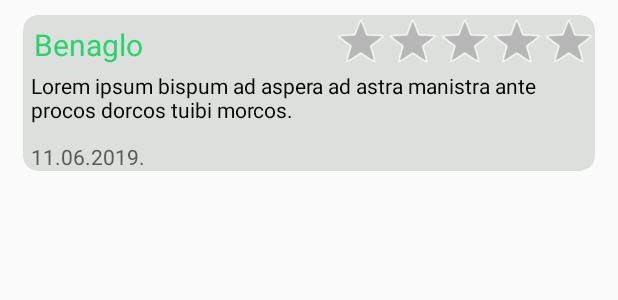
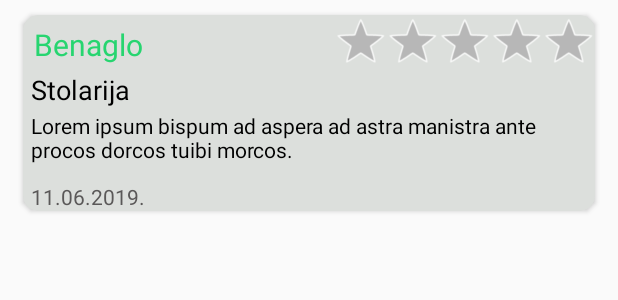
Before and after one commit to AIR-FOI-HR/AIR1923, an Android app: the layout list_item_recenzije_profil_korisnika.xml on its own in the app's theme, with its tools: preview values and no code run, on a phone screen of 412 x 824 dp. Shown: the top 300 px of the screen. Run offline under Robolectric (Android 15) with nearby library versions, the phone set to English and light mode, and no system bars.

Commit message:
Popravljeni su razmaci između TextViewa kod pregleda upita korisnika i popravljeno je osvjezavanje podatka nakon uređivanja podatak korisnika i vracanja na prethodni zaslon.

```diff
--- a/mGradnja/app/src/main/java/com/mgradnja/ProfilKorisnikActivity.java
+++ b/mGradnja/app/src/main/java/com/mgradnja/ProfilKorisnikActivity.java
@@ -31,9 +31,6 @@
         tabLayout.setupWithViewPager(viewPager);
     }
 
-
-
-
     private void setupViewPager(ViewPager viewPager){
         ViewPagerAdapterProfilKorisnika viewPagerAdapterProfilKorisnika = new ViewPagerAdapterProfilKorisnika(getSupportFragmentManager());
         viewPagerAdapterProfilKorisnika.addFragment(new FragmentOpisProfilKorisnika(), "OPIS");
--- a/mGradnja/app/src/main/java/com/mgradnja/RecenzijeAdapterProfilKorisnika.java
+++ b/mGradnja/app/src/main/java/com/mgradnja/RecenzijeAdapterProfilKorisnika.java
@@ -25,6 +25,7 @@
         public TextView txtDatumRecenzije;
         public TextView txtKomentarRecenzije;
         public RatingBar recenzijaProfilKorisnika;
+        public TextView txtNazivUpitaRecenzija;
 
 
         public RecenzijeViewHolder(@NonNull View itemView) {
@@ -34,6 +35,7 @@
             txtDatumRecenzije = itemView.findViewById(R.id.txtDatumRecenzijeProfilKorisnika);
             txtKomentarRecenzije = itemView.findViewById(R.id.txtKomentarRecenzijeProfilKorisnika);
             recenzijaProfilKorisnika = itemView.findViewById(R.id.ocjenaRecenzijeProfilKorisnika);
+            txtNazivUpitaRecenzija = itemView.findViewById(R.id.txtNazivUpitaRecenzijaProfilKorisnika);
         }
     }
 
@@ -57,6 +59,7 @@
         holder.txtKomentarRecenzije.setText(trenutnaRecenzija.getKomentar());
         holder.txtDatumRecenzije.setText(trenutnaRecenzija.getDatum()+"");
         holder.recenzijaProfilKorisnika.setRating(trenutnaRecenzija.getOcjena());
+        holder.txtNazivUpitaRecenzija.setText(trenutnaRecenzija.getNazivUpita());
     }
 
     @Override
--- a/mGradnja/app/src/main/res/layout/list_item_recenzije_profil_korisnika.xml
+++ b/mGradnja/app/src/main/res/layout/list_item_recenzije_profil_korisnika.xml
@@ -44,12 +44,32 @@
                 android:numStars="5"
                 android:progressTint="#27D570"
                 android:stepSize="1" />
+
+
+        </LinearLayout>
+
+        <LinearLayout
+            android:layout_width="match_parent"
+            android:layout_height="wrap_content">
+
+            <TextView
+                android:id="@+id/txtNazivUpitaRecenzijaProfilKorisnika"
+                android:layout_width="wrap_content"
+                android:layout_height="wrap_content"
+                android:layout_marginStart="5dp"
+                android:layout_marginTop="2dp"
+                android:text="Stolarija"
+                android:textSize="18dp"
+                android:textColor="@android:color/black" />
+
         </LinearLayout>
 
         <LinearLayout
             android:layout_width="match_parent"
             android:layout_height="wrap_content"
             android:orientation="horizontal">
+
+
 
             <TextView
                 android:id="@+id/txtKomentarRecenzijeProfilKorisnika"
```
Also changed, not shown: mGradnja/app/src/main/java/com/mgradnja/FragmentOpisProfilKorisnika.java (+11 -0 lines), mGradnja/app/src/main/java/com/mgradnja/FragmentRecenzijeProfilKorisnika.java (+10 -3 lines), mGradnja/app/src/main/java/com/mgradnja/ItemRecenzijaProfilKorisnika.java (+8 -1 lines), mGradnja/app/src/main/res/layout/fragment_fragment_opis_profil_korisnika.xml (+1 -6 lines), mGradnja/app/src/main/res/layout/list_item_upiti_profil_korisnika.xml (+6 -10 lines), 30 other files.
